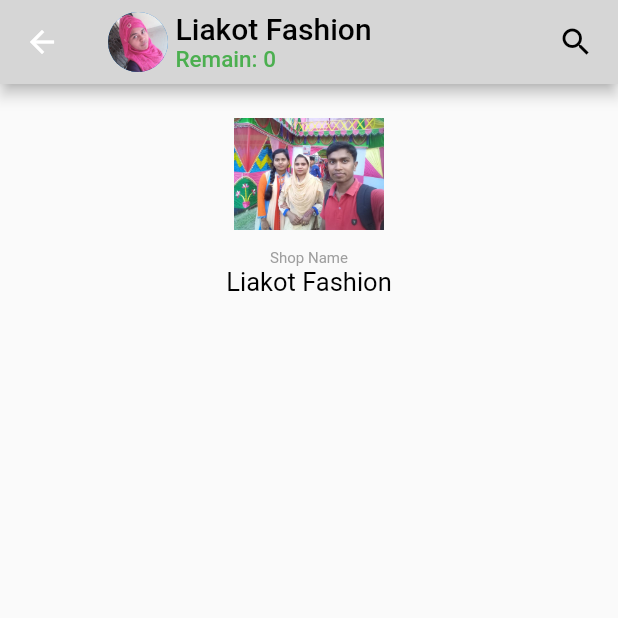
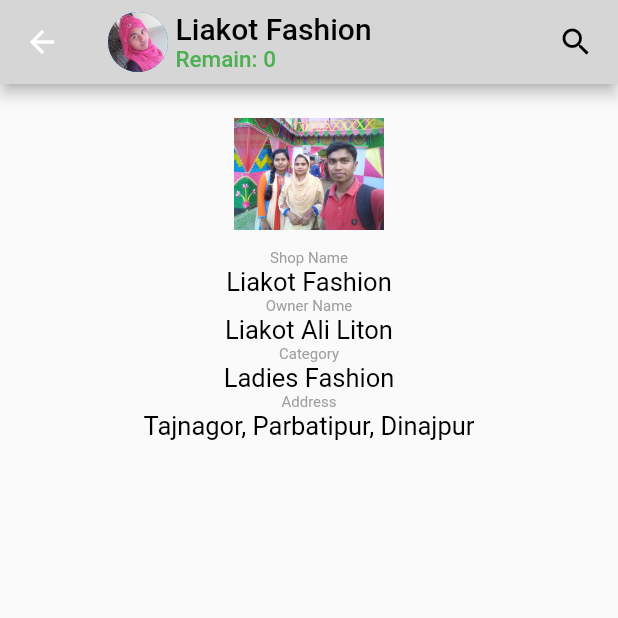
Before and after one commit to Liakot-ali/Flutter-Learn, a Flutter app: the ShopProfile screen opened directly, on a phone screen of 412 x 824 dp, the top half of it. Run offline on Flutter 3.47's test engine with Material 2 defaults, Android fonts, the phone set to English and light mode, and no system bars.

Commit message:
added some info

```diff
--- a/lib/shop_profile.dart
+++ b/lib/shop_profile.dart
@@ -33,6 +33,30 @@ class _ShopProfileState extends State<ShopProfile> {
                 "Liakot Fashion",
                 style: TextStyle(color: Colors.black, fontSize: 17.0),
               ),
+              Text(
+                "Owner Name",
+                style: TextStyle(color: Colors.grey, fontSize: 10.0),
+              ),
+              Text(
+                "Liakot Ali Liton",
+                style: TextStyle(color: Colors.black, fontSize: 17.0),
+              ),
+              Text(
+                "Category",
+                style: TextStyle(color: Colors.grey, fontSize: 10.0),
+              ),
+              Text(
+                "Ladies Fashion",
+                style: TextStyle(color: Colors.black, fontSize: 17.0),
+              ),
+              Text(
+                "Address",
+                style: TextStyle(color: Colors.grey, fontSize: 10.0),
+              ),
+              Text(
+                "Tajnagor, Parbatipur, Dinajpur",
+                style: TextStyle(color: Colors.black, fontSize: 17.0),
+              ),
             ],
           ),
       ),
```
